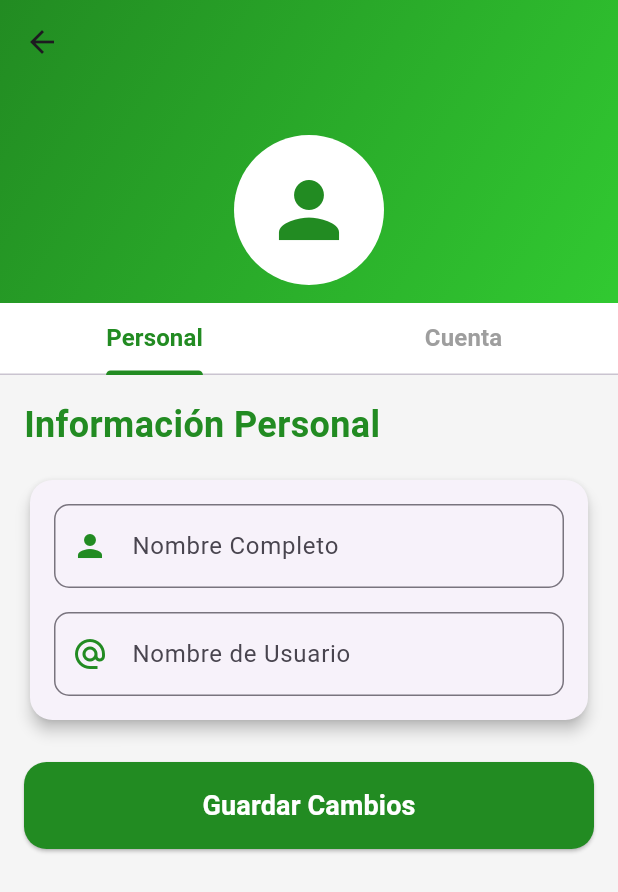
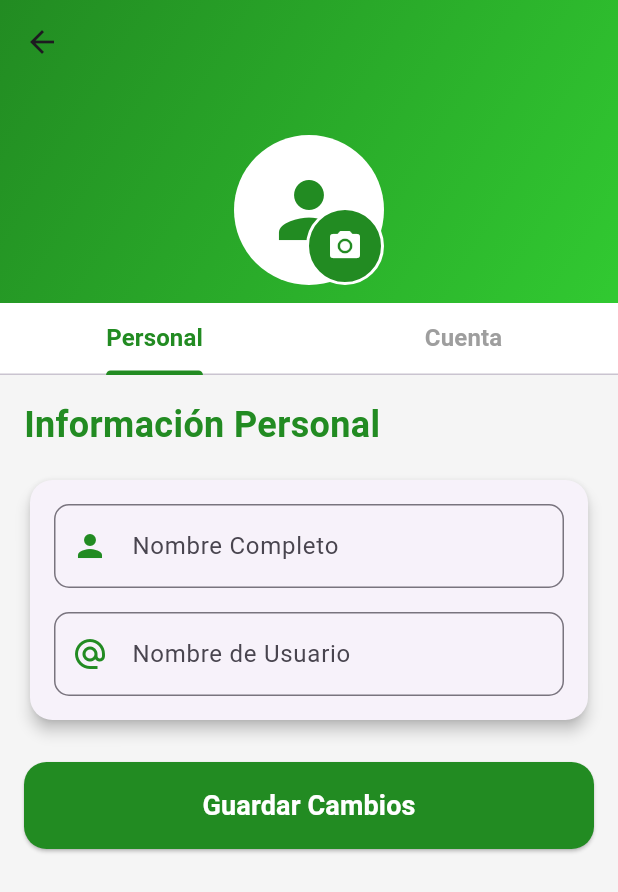
Before and after one commit to DavisAGJD/smart_wallet_mobile, a Flutter app: the ProfileScreen screen opened directly, on a phone screen of 412 x 824 dp. Shown: the top 892 px of the screen. Run offline on Flutter 3.47's test engine with Material 3 defaults, Android fonts, the phone set to English and light mode, and no system bars; our stand-ins replace dio, dropdown_button2, google_fonts, image_picker, jwt_decoder, shared_preferences and 1 more; accounts and stored records are empty.

Commit message:
new commit

```diff
--- a/lib/screens/profile_screen.dart
+++ b/lib/screens/profile_screen.dart
@@ -1,5 +1,6 @@
 import 'package:flutter/material.dart';
-import '../services/api_service_profile.dart';
+import 'package:image_picker/image_picker.dart';
+import 'dart:io'; // Para manejar archivos de imagen
 
 class ProfileScreen extends StatefulWidget {
   const ProfileScreen({Key? key}) : super(key: key);
@@ -20,9 +21,8 @@ class _ProfileScreenState extends State<ProfileScreen>
 
   late TabController _tabController;
 
-  final ApiServiceProfile _apiService = ApiServiceProfile();
-
   bool _isLoading = false;
+  File? _imageFile; // Variable para almacenar la imagen seleccionada
 
   final Color primaryGreen = const Color(0xFF228B22);
   final Color accentColor = const Color(0xFF32CD32);
@@ -33,52 +33,15 @@ class _ProfileScreenState extends State<ProfileScreen>
     _tabController = TabController(length: 2, vsync: this);
   }
 
-  Future<void> _updatePersonalInfo() async {
-    if (_personalFormKey.currentState!.validate()) {
-      setState(() => _isLoading = true);
+  // Método para seleccionar una imagen desde la galería
+  Future<void> _pickImage() async {
+    final picker = ImagePicker();
+    final pickedFile = await picker.pickImage(source: ImageSource.gallery);
 
-      try {
-        await _apiService.updateUser(
-          usuarioId: '123', // Reemplaza con el ID real de tu usuario
-          name: _nameController.text,
-          username: _usernameController.text,
-        );
-        ScaffoldMessenger.of(context).showSnackBar(
-          const SnackBar(
-              content: Text('Información personal actualizada con éxito')),
-        );
-      } catch (e) {
-        ScaffoldMessenger.of(context).showSnackBar(
-          SnackBar(content: Text('Error al actualizar la información personal: $e')),
-        );
-      } finally {
-        setState(() => _isLoading = false);
-      }
-    }
-  }
-
-  Future<void> _updateAccountSettings() async {
-    if (_accountFormKey.currentState!.validate()) {
-      setState(() => _isLoading = true);
-
-      try {
-        await _apiService.updateUser(
-          usuarioId: '123', // Reemplaza con el ID real de tu usuario
-          email: _emailController.text,
-          password: _passwordController.text.isNotEmpty
-              ? _passwordController.text
-              : null,
-        );
-        ScaffoldMessenger.of(context).showSnackBar(
-          const SnackBar(content: Text('Configuración de cuenta actualizada con éxito')),
-        );
-      } catch (e) {
-        ScaffoldMessenger.of(context).showSnackBar(
-          SnackBar(content: Text('Error al actualizar la cuenta: $e')),
-        );
-      } finally {
-        setState(() => _isLoading = false);
-      }
+    if (pickedFile != null) {
+      setState(() {
+        _imageFile = File(pickedFile.path);
+      });
     }
   }
 
@@ -90,6 +53,111 @@ class _ProfileScreenState extends State<ProfileScreen>
     _emailController.dispose();
     _passwordController.dispose();
     super.dispose();
+  }
+
+  @override
+  Widget build(BuildContext context) {
+    return Scaffold(
+      backgroundColor: Colors.grey[100],
+      body: NestedScrollView(
+        headerSliverBuilder: (context, innerBoxIsScrolled) => [
+          SliverAppBar(
+            pinned: true,
+            expandedHeight: 250,
+            automaticallyImplyLeading: true,
+            flexibleSpace: FlexibleSpaceBar(
+              centerTitle: true,
+              background: Container(
+                decoration: BoxDecoration(
+                  gradient: LinearGradient(
+                    colors: [
+                      primaryGreen,
+                      accentColor,
+                    ],
+                    begin: Alignment.topLeft,
+                    end: Alignment.bottomRight,
+                  ),
+                ),
+                child: Column(
+                  mainAxisAlignment: MainAxisAlignment.end,
+                  children: [
+                    Stack(
+                      alignment: Alignment.bottomRight,
+                      children: [
+                        CircleAvatar(
+                          radius: 50,
+                          backgroundColor: Colors.white,
+                          backgroundImage:
+                              _imageFile != null ? FileImage(_imageFile!) : null,
+                          child: _imageFile == null
+                              ? Icon(
+                                  Icons.person,
+                                  size: 60,
+                                  color: primaryGreen,
+                                )
+                              : null,
+                        ),
+                        Positioned(
+                          bottom: 0,
+                          right: 0,
+                          child: Container(
+                            decoration: BoxDecoration(
+                              color: primaryGreen,
+                              shape: BoxShape.circle,
+                              border: Border.all(color: Colors.white, width: 2),
+                            ),
+                            child: IconButton(
+                              icon: const Icon(Icons.camera_alt,
+                                  color: Colors.white),
+                              onPressed: _pickImage,
+                            ),
+                          ),
+                        ),
+                      ],
+                    ),
+                    const SizedBox(height: 10),
+                    const Text(
+                      'Perfil',
+                      style: TextStyle(
+                        color: Colors.white,
+                        fontSize: 28,
+                        fontWeight: FontWeight.bold,
+                      ),
+                    ),
+                    const SizedBox(height: 10),
+                  ],
+                ),
+              ),
+            ),
+            bottom: PreferredSize(
+              preferredSize: const Size.fromHeight(48),
+              child: Container(
+                color: Colors.white,
+                child: TabBar(
+                  controller: _tabController,
+                  labelColor: primaryGreen,
+                  unselectedLabelColor: Colors.grey,
+                  labelStyle: const TextStyle(
+                      fontSize: 16, fontWeight: FontWeight.bold),
+                  indicatorColor: primaryGreen,
+                  tabs: const [
+                    Tab(text: 'Personal'),
+                    Tab(text: 'Cuenta'),
+                  ],
+                ),
+              ),
+            ),
+          ),
+        ],
+        body: TabBarView(
+          controller: _tabController,
+          children: [
+            _buildPersonalInfoTab(),
+            _buildAccountSettingsTab(),
+          ],
+        ),
+      ),
+    );
   }
 
   Widget _buildPersonalInfoTab() {
@@ -143,7 +211,8 @@ class _ProfileScreenState extends State<ProfileScreen>
                       controller: _usernameController,
                       decoration: InputDecoration(
                         labelText: 'Nombre de Usuario',
-                        prefixIcon: Icon(Icons.alternate_email, color: primaryGreen),
+                        prefixIcon:
+                            Icon(Icons.alternate_email, color: primaryGreen),
                         border: OutlineInputBorder(
                           borderRadius: BorderRadius.circular(10),
                         ),
@@ -161,7 +230,7 @@ class _ProfileScreenState extends State<ProfileScreen>
             SizedBox(
               width: double.infinity,
               child: ElevatedButton(
-                onPressed: _isLoading ? null : _updatePersonalInfo,
+                onPressed: _isLoading ? null : () {}, // Aquí puedes agregar la lógica de guardar
                 style: ElevatedButton.styleFrom(
                   backgroundColor: primaryGreen,
                   foregroundColor: Colors.white,
@@ -228,7 +297,8 @@ class _ProfileScreenState extends State<ProfileScreen>
                         if (value == null || value.isEmpty) {
                           return 'Por favor ingresa tu correo';
                         }
-                        if (!RegExp(r'^[^@\s]+@[^@\s]+\.[^@\s]+$').hasMatch(value)) {
+                        if (!RegExp(r'^[^@\s]+@[^@\s]+\.[^@\s]+$')
+                            .hasMatch(value)) {
                           return 'Por favor ingresa un correo válido';
                         }
                         return null;
@@ -258,7 +328,7 @@ class _ProfileScreenState extends State<ProfileScreen>
             SizedBox(
               width: double.infinity,
               child: ElevatedButton(
-                onPressed: _isLoading ? null : _updateAccountSettings,
+                onPressed: _isLoading ? null : () {}, // Aquí puedes agregar la lógica de guardar
                 style: ElevatedButton.styleFrom(
                   backgroundColor: primaryGreen,
                   foregroundColor: Colors.white,
@@ -281,84 +351,4 @@ class _ProfileScreenState extends State<ProfileScreen>
       ),
     );
   }
-
-  @override
-  Widget build(BuildContext context) {
-    return Scaffold(
-      backgroundColor: Colors.grey[100],
-      body: NestedScrollView(
-        headerSliverBuilder: (context, innerBoxIsScrolled) => [
-          SliverAppBar(
-            pinned: true,
-            expandedHeight: 250,
-            automaticallyImplyLeading: true,
-            flexibleSpace: FlexibleSpaceBar(
-              centerTitle: true,
-              background: Container(
-                decoration: BoxDecoration(
-                  gradient: LinearGradient(
-                    colors: [
-                      primaryGreen,
-                      accentColor,
-                    ],
-                    begin: Alignment.topLeft,
-                    end: Alignment.bottomRight,
-                  ),
-                ),
-                child: Column(
-                  mainAxisAlignment: MainAxisAlignment.end,
-                  children: [
-                    CircleAvatar(
-                      radius: 50,
-                      backgroundColor: Colors.white,
-                      child: Icon(
-                        Icons.person,
-                        size: 60,
-                        color: primaryGreen,
-                      ),
-                    ),
-                    const SizedBox(height: 10),
-                    const Text(
-                      'Perfil',
-                      style: TextStyle(
-                        color: Colors.white,
-                        fontSize: 28,
-                        fontWeight: FontWeight.bold,
-                      ),
-                    ),
-                    const SizedBox(height: 10),
-                  ],
-                ),
-              ),
-            ),
-            bottom: PreferredSize(
-              preferredSize: const Size.fromHeight(48),
-              child: Container(
-                color: Colors.white,
-                child: TabBar(
-                  controller: _tabController,
-                  labelColor: primaryGreen,
-                  unselectedLabelColor: Colors.grey,
-                  labelStyle: const TextStyle(
-                      fontSize: 16, fontWeight: FontWeight.bold),
-                  indicatorColor: primaryGreen,
-                  tabs: const [
-                    Tab(text: 'Personal'),
-                    Tab(text: 'Cuenta'),
-                  ],
-                ),
-              ),
-            ),
-          ),
-        ],
-        body: TabBarView(
-          controller: _tabController,
-          children: [
-            _buildPersonalInfoTab(),
-            _buildAccountSettingsTab(),
-          ],
-        ),
-      ),
-    );
-  }
 }
--- a/pubspec.yaml
+++ b/pubspec.yaml
@@ -43,6 +43,7 @@ dependencies:
 
   # Other dependencies
   dio: ^5.0.0
+  image_picker: ^0.8.7+4
   speech_to_text: ^6.3.0
   shared_preferences: ^2.2.2
   jwt_decoder: ^2.0.1
```
Also changed, not shown: pubspec.lock, 7 other files.
